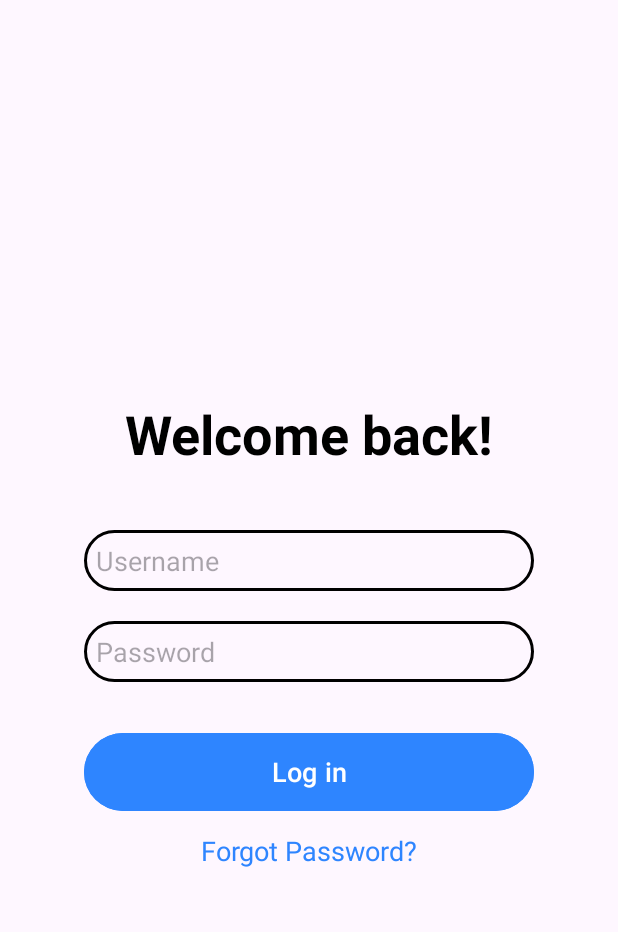
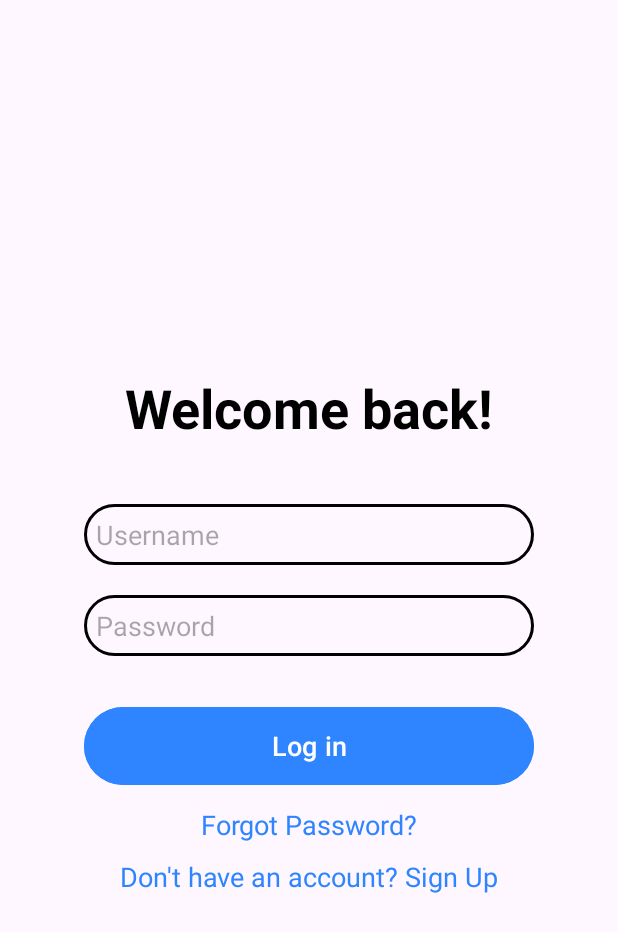
Before and after one commit to isamgalindo/MiCamion2, an Android app: the LoginPage screen opened directly, with no data from a screen before it, on a phone screen of 412 x 824 dp. Shown: the top 932 px of the screen. Run offline under Robolectric (Android 15) with nearby library versions, the phone set to English and light mode, and no system bars.

Commit message:
Sign Up button to WhatToDo view

```diff
--- a/app/src/main/java/com/example/micamion2/LoginPage.kt
+++ b/app/src/main/java/com/example/micamion2/LoginPage.kt
@@ -16,6 +16,8 @@ class LoginPage : AppCompatActivity() {
         super.onCreate(savedInstanceState)
         setContentView(R.layout.activity_main_page)
 
+
+
         val buttonLogin = findViewById<Button>(R.id.loginButton)
         buttonLogin.setOnClickListener {
             val intent = Intent(this, ServicesCompanyPersona::class.java)
@@ -32,5 +34,17 @@ class LoginPage : AppCompatActivity() {
             forgotpasswordtextview.movementMethod = LinkMovementMethod.getInstance();
 
         }
+
+        val createanaccountview = findViewById<TextView>(R.id.createAccountLink)
+
+        createanaccountview.setOnClickListener {
+
+            val myIntent = Intent(this, CreateAccount::class.java)
+            startActivity(myIntent)
+
+            createanaccountview.movementMethod = LinkMovementMethod.getInstance();
+
+        }
+
     }
 }
--- a/app/src/main/res/layout/activity_main_page.xml
+++ b/app/src/main/res/layout/activity_main_page.xml
@@ -68,6 +68,19 @@
 
         />
 
+    <TextView
+        android:id="@+id/createAccountLink"
+        android:layout_width="match_parent"
+        android:layout_height="wrap_content"
+        android:text="Don't have an account? Sign Up"
+        android:textColor="@color/Deepblue"
+        android:layout_marginTop="10dp"
+        android:textAlignment="center"
+        android:layout_gravity="center_horizontal"
+        android:textSize="18sp"
+
+        />
+
 
 
 </LinearLayout>
```
Also changed, not shown: app/src/main/java/com/example/micamion2/CreateAccount.kt (+9 -0 lines).
